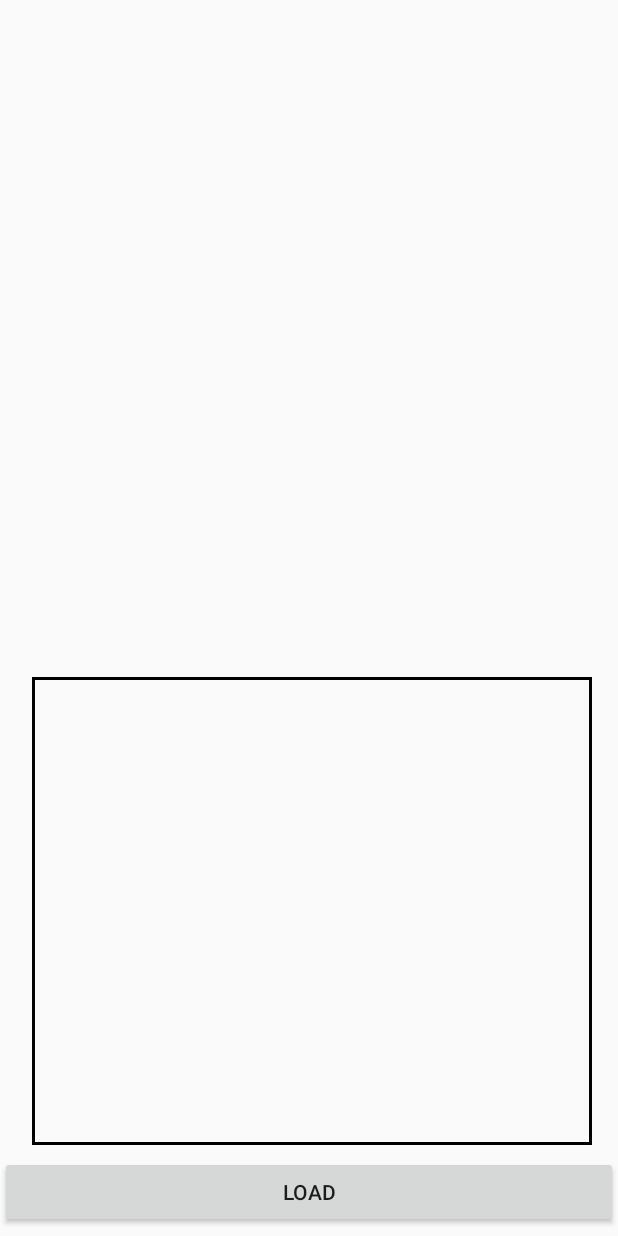
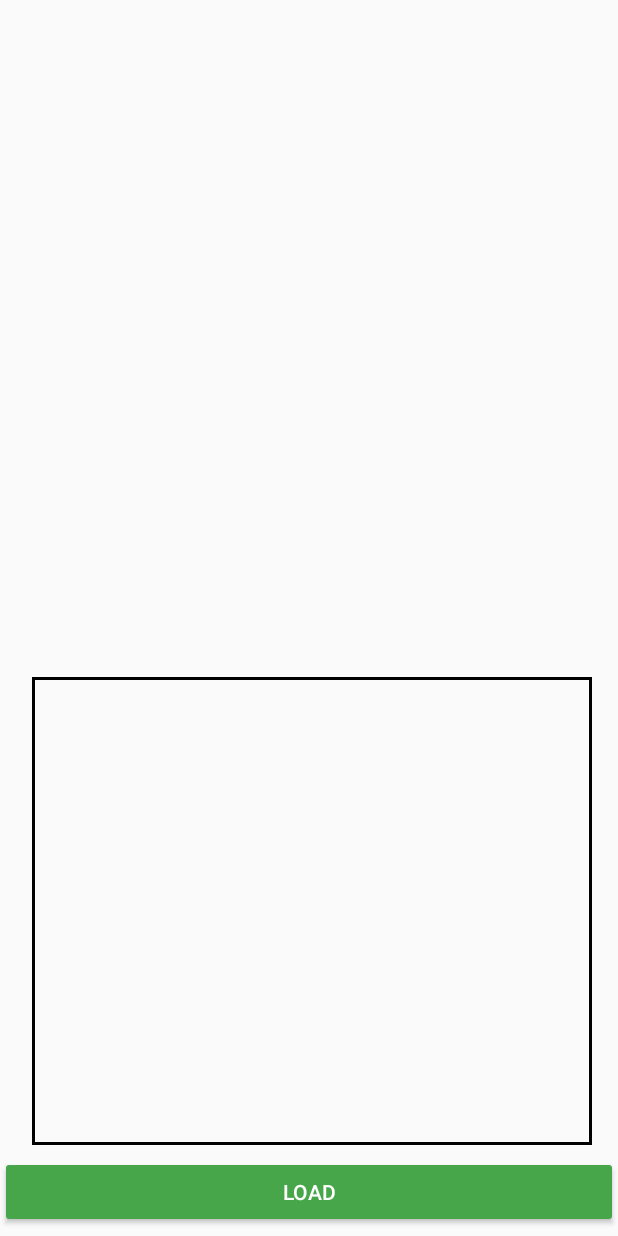
Before and after one commit to Badajaz/Master-Thesis, an Android app: the layout activity_board_draw.xml on its own in the app's theme, with its tools: preview values and no code run, on a phone screen of 412 x 824 dp. Run offline under Robolectric (Android 15) with nearby library versions, the light colour scheme and no system bars.

Commit message:
board recognition working for all buttons
board recognition working for all buttons

```diff
--- a/Boardshot/app/src/main/java/com/example/android/boardshot/BoardDraw.java
+++ b/Boardshot/app/src/main/java/com/example/android/boardshot/BoardDraw.java
@@ -65,7 +65,10 @@ public class BoardDraw extends AppCompatActivity {
         Bundle bundle = intent.getExtras();
         String message = bundle.getString("message");
         HashMap<String, String> hashMap = (HashMap<String, String>)intent.getSerializableExtra("map");
+        String sequencia = bundle.getString("sequencia");
         String[] messageArray = message.split(" ");
+
+        Toast.makeText(getApplicationContext(),sequencia,Toast.LENGTH_LONG).show();
 
         textViewID = findViewById(R.id.TextViewID);
 
@@ -121,7 +124,7 @@ public class BoardDraw extends AppCompatActivity {
         int linha = 7;
         int coluna = 0;
         String finale = hashMap.get("34");
-        ArrayList<String> comp =  computationBoard(hashMap,"D_C_LB_2_B_LE_E_F",linha,coluna);
+        ArrayList<String> comp =  computationBoard(hashMap,sequencia,linha,coluna);
         writeInstructionsFile(comp);
 
 
--- a/Boardshot/app/src/main/res/layout/activity_board_draw.xml
+++ b/Boardshot/app/src/main/res/layout/activity_board_draw.xml
@@ -19,6 +19,8 @@
             android:layout_width="match_parent"
             android:layout_height="wrap_content"
             android:layout_alignParentBottom="true"
+            android:backgroundTint="#47A64A"
+            android:textColor="@color/common_google_signin_btn_text_dark_pressed"
             android:layout_marginBottom="5dp"
             android:text="load" />
 
```
Also changed, not shown: Boardshot/app/src/main/java/com/example/android/boardshot/MainActivity.java (+7 -4 lines).
